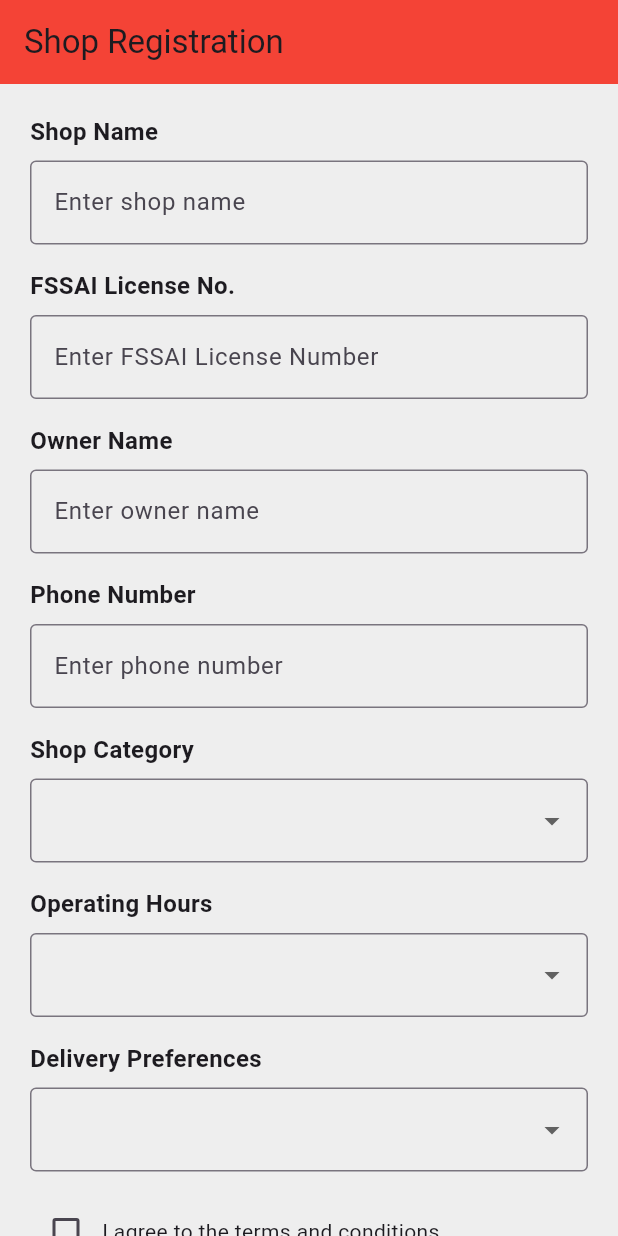
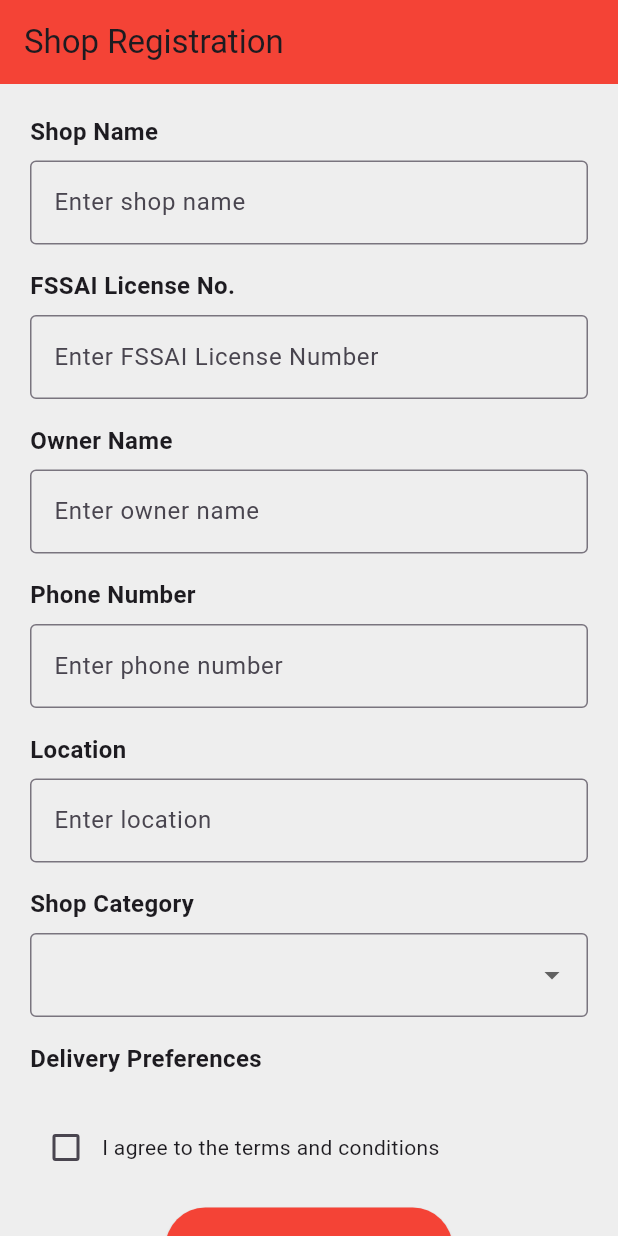
Before and after one commit to sanu00007/MIni-Project-, a Flutter app: the Shopreg screen opened directly, on a phone screen of 412 x 824 dp. Run offline on Flutter 3.47's test engine with Material 3 defaults, Android fonts, the phone set to English and light mode, and no system bars; our stand-ins replace cloud_firestore, firebase_auth, firebase_core, flutter_map, image_picker, latlong2; accounts and stored records are empty.

Commit message:
shop db reg

```diff
--- a/lib/shop_registration.dart
+++ b/lib/shop_registration.dart
@@ -1,4 +1,5 @@
 import 'package:flutter/material.dart';
+import 'package:cloud_firestore/cloud_firestore.dart'; // Import Firestore
 
 class Shopreg extends StatefulWidget {
   const Shopreg({Key? key}) : super(key: key);
@@ -12,9 +13,8 @@ class _ShopregState extends State<Shopreg> {
   final _shopRegNoController = TextEditingController();
   final _ownerNameController = TextEditingController();
   final _phoneNoController = TextEditingController();
+  final _locationController = TextEditingController();
   String _selectedCategory = '';
-  String _selectedOperatingHours = '';
-  String _selectedDeliveryPreference = '';
   bool _termsAndConditionsAccepted = false;
 
   @override
@@ -23,6 +23,7 @@ class _ShopregState extends State<Shopreg> {
     _shopRegNoController.dispose();
     _ownerNameController.dispose();
     _phoneNoController.dispose();
+    _locationController.dispose();
     super.dispose();
   }
 
@@ -94,6 +95,19 @@ class _ShopregState extends State<Shopreg> {
               ),
               SizedBox(height: 16),
               Text(
+                'Location',
+                style: TextStyle(fontSize: 16, fontWeight: FontWeight.bold),
+              ),
+              SizedBox(height: 8),
+              TextFormField(
+                controller: _locationController,
+                decoration: InputDecoration(
+                  border: OutlineInputBorder(),
+                  hintText: 'Enter location',
+                ),
+              ),
+              SizedBox(height: 16),
+              Text(
                 'Shop Category',
                 style: TextStyle(fontSize: 16, fontWeight: FontWeight.bold),
               ),
@@ -119,54 +133,10 @@ class _ShopregState extends State<Shopreg> {
               ),
               SizedBox(height: 16),
               Text(
-                'Operating Hours',
-                style: TextStyle(fontSize: 16, fontWeight: FontWeight.bold),
-              ),
-              SizedBox(height: 8),
-              DropdownButtonFormField<String>(
-                value: _selectedOperatingHours,
-                onChanged: (newValue) {
-                  setState(() {
-                    _selectedOperatingHours = newValue!;
-                  });
-                },
-                items: <String>['', 'Morning', 'Afternoon', 'Evening']
-                    .map<DropdownMenuItem<String>>((String value) {
-                  return DropdownMenuItem<String>(
-                    value: value,
-                    child: Text(value),
-                  );
-                }).toList(),
-                decoration: InputDecoration(
-                  border: OutlineInputBorder(),
-                  hintText: 'Select operating hours',
-                ),
-              ),
-              SizedBox(height: 16),
-              Text(
                 'Delivery Preferences',
                 style: TextStyle(fontSize: 16, fontWeight: FontWeight.bold),
               ),
               SizedBox(height: 8),
-              DropdownButtonFormField<String>(
-                value: _selectedDeliveryPreference,
-                onChanged: (newValue) {
-                  setState(() {
-                    _selectedDeliveryPreference = newValue!;
-                  });
-                },
-                items: <String>['', 'Scheduled Delivery', 'On-Demand Delivery']
-                    .map<DropdownMenuItem<String>>((String value) {
-                  return DropdownMenuItem<String>(
-                    value: value,
-                    child: Text(value),
-                  );
-                }).toList(),
-                decoration: InputDecoration(
-                  border: OutlineInputBorder(),
-                  hintText: 'Select delivery preferences',
-                ),
-              ),
               SizedBox(height: 16),
               Row(
                 children: [
@@ -188,7 +158,7 @@ class _ShopregState extends State<Shopreg> {
               Center(
                 child: ElevatedButton(
                   onPressed: () {
-                    // Add your logic to register the shop
+                    _registerShop();
                   },
                   child: Text('Register Shop'),
                   style: ElevatedButton.styleFrom(
@@ -204,4 +174,48 @@ class _ShopregState extends State<Shopreg> {
       ),
     );
   }
+
+  void _registerShop() {
+    // Add your logic to register the shop
+    String shopName = _shopNameController.text;
+    String shopRegNo = _shopRegNoController.text;
+    String ownerName = _ownerNameController.text;
+    String phoneNo = _phoneNoController.text;
+    String location = _locationController.text;
+    String category = _selectedCategory;
+
+    // Check if all required fields are filled
+    if (shopName.isNotEmpty &&
+        shopRegNo.isNotEmpty &&
+        ownerName.isNotEmpty &&
+        phoneNo.isNotEmpty &&
+        category.isNotEmpty &&
+        location.isNotEmpty &&
+        _termsAndConditionsAccepted) {
+      // Add data to Firestore
+      FirebaseFirestore.instance.collection('Shop').add({
+        'shopName': shopName,
+        'shopRegNo': shopRegNo,
+        'ownerName': ownerName,
+        'phoneNo': phoneNo,
+        'location': location,
+        'category': category,
+      }).then((value) {
+        // Success message
+        ScaffoldMessenger.of(context).showSnackBar(
+          SnackBar(content: Text('Shop registered successfully')),
+        );
+      }).catchError((error) {
+        // Error message
+        ScaffoldMessenger.of(context).showSnackBar(
+          SnackBar(content: Text('Failed to register shop: $error')),
+        );
+      });
+    } else {
+      // Show error if any field is empty or terms not accepted
+      ScaffoldMessenger.of(context).showSnackBar(
+        SnackBar(content: Text('Please fill all fields and accept terms')),
+      );
+    }
+  }
 }
--- a/lib/splashscreen.dart
+++ b/lib/splashscreen.dart
@@ -1,4 +1,5 @@
 import 'dart:async';
+import 'package:farefinale/main.dart';
 import 'package:farefinale/signup.dart';
 import 'package:flutter/material.dart';
 
@@ -19,7 +20,7 @@ class _SplashScreenState extends State<SplashScreen> {
   _navigatetohome() async {
     await Future.delayed(Duration(milliseconds: 3000), () {});
     Navigator.pushReplacement(
-        context, MaterialPageRoute(builder: (context) => Signup()));
+        context, MaterialPageRoute(builder: (context) => Login()));
   }
 
   @override
```
Also changed, not shown: lib/shop.dart (+7 -5 lines), lib/shopdetails.dart (+9 -7 lines).
